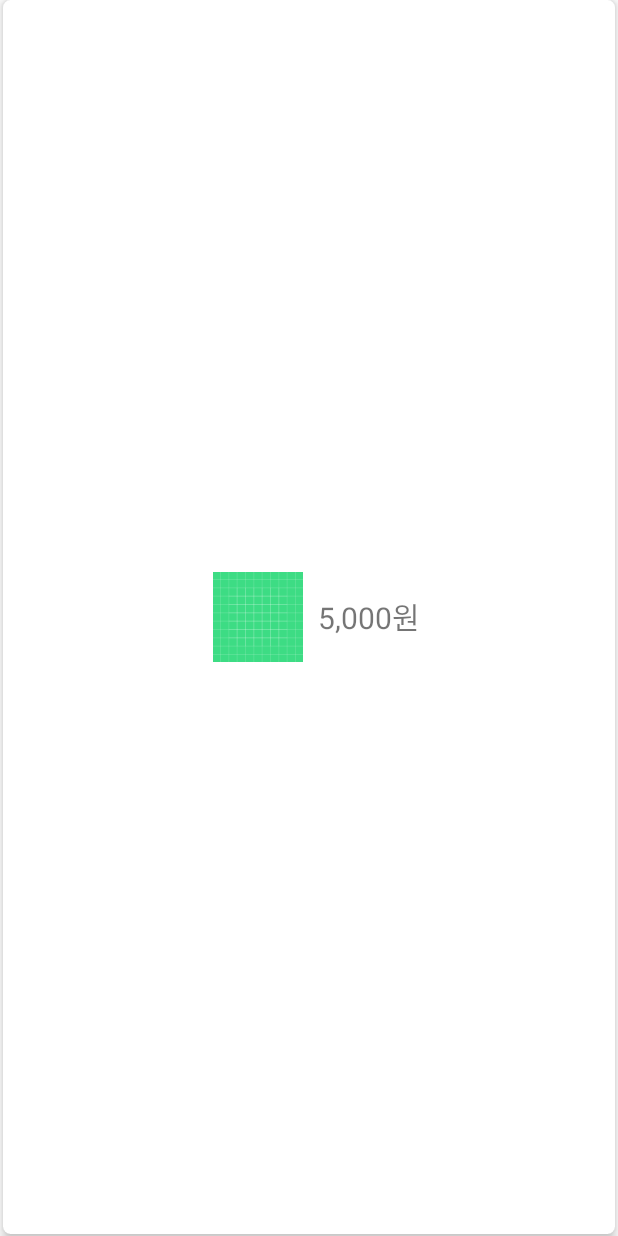
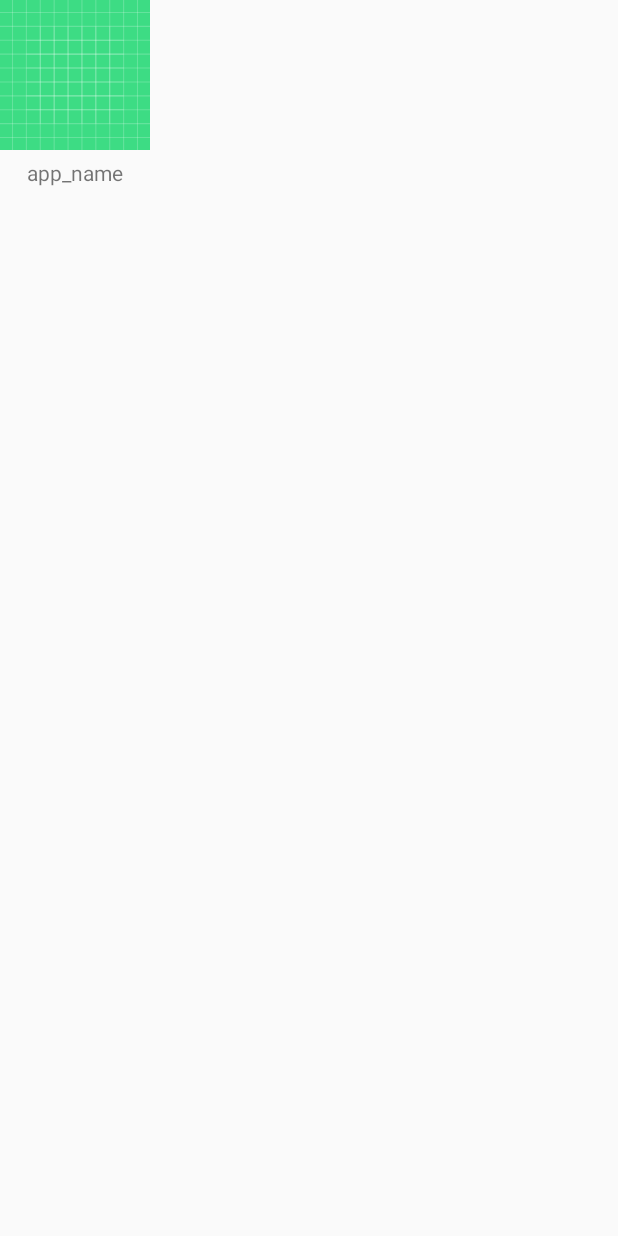
Before and after one commit to dangjundl/Launcher_RecyclerView, an Android app: the layout recycler_view_row.xml on its own in the app's theme, with its tools: preview values and no code run, on a phone screen of 412 x 824 dp. Run offline under Robolectric (Android 15) with nearby library versions, the phone set to English and light mode, and no system bars.

Commit message:
Edit xml

```diff
--- a/app/src/main/java/com/peng/launcherrecyclerviewhorizontal/MainActivity.java
+++ b/app/src/main/java/com/peng/launcherrecyclerviewhorizontal/MainActivity.java
@@ -23,7 +23,7 @@ public class MainActivity extends AppCompatActivity {
     RecyclerView mRecyclerView;
     RecyclerView.LayoutManager mLayoutManager;
     RadioGroup radioGroup;
-    int nums = 4;
+    int nums = 2;
 
     PackageManager myPackageManager;
     Button linebutton;
--- a/app/src/main/java/com/peng/launcherrecyclerviewhorizontal/MovieItemDecoration.java
+++ b/app/src/main/java/com/peng/launcherrecyclerviewhorizontal/MovieItemDecoration.java
@@ -17,7 +17,7 @@ public class MovieItemDecoration extends RecyclerView.ItemDecoration{
 
     public MovieItemDecoration(Context context) {
 
-        size10 = dpToPx(context, 5);
+        size10 = dpToPx(context, 10);
         size5 = dpToPx(context, 5);
     }
 
--- a/app/src/main/res/layout/activity_main.xml
+++ b/app/src/main/res/layout/activity_main.xml
@@ -66,6 +66,7 @@
 
 
     <androidx.recyclerview.widget.RecyclerView
+        android:backgroundTint="@color/white"
         android:id="@+id/recycler_view"
         android:layout_width="match_parent"
         android:layout_height="match_parent"
--- a/app/src/main/res/layout/recycler_view_row.xml
+++ b/app/src/main/res/layout/recycler_view_row.xml
@@ -1,46 +1,26 @@
 <?xml version="1.0" encoding="utf-8"?>
 
 
-<androidx.cardview.widget.CardView xmlns:android="http://schemas.android.com/apk/res/android"
-    android:layout_width="match_parent"
-    android:layout_height="match_parent"
-    xmlns:tools="http://schemas.android.com/tools"
+<LinearLayout xmlns:tools="http://schemas.android.com/tools"
     xmlns:app="http://schemas.android.com/apk/res-auto"
+    xmlns:android="http://schemas.android.com/apk/res/android"
+    android:layout_width="100dp"
+    android:layout_height="wrap_content"
+    android:orientation="vertical">
 
-    app:cardElevation="5dp"
-    app:cardCornerRadius="5dp"
-    android:layout_marginBottom="1dp"
-    android:layout_marginLeft="2dp"
-    android:layout_marginRight="2dp"
-    android:layout_marginStart="2dp"
-    android:layout_marginEnd="2dp"
-    >
-
-    <LinearLayout
-    android:gravity="center"
-        android:layout_width="match_parent"
-        android:layout_height="match_parent"
-        android:orientation="horizontal"
-        >
-
-        <ImageView
+     <ImageView
             android:id="@+id/iv_picture"
-            android:layout_width="60dp"
-            android:layout_height="60dp"
-            android:layout_gravity="center_vertical"
-            android:layout_margin="10dp"
-            tools:src="@drawable/ic_launcher_background"
-            />
+            android:layout_width="100dp"
+            android:layout_height="100dp"
+            tools:src="@drawable/ic_launcher_background"/>
 
         <TextView
             android:id="@+id/tv_price"
+            android:layout_marginTop="5dp"
+            android:layout_gravity="center"
+            android:singleLine="true"
             android:layout_width="wrap_content"
             android:layout_height="wrap_content"
-            android:layout_gravity="center_vertical"
-            android:textSize="20sp"
-            tools:text="5,000원"
-            />
+            tools:text="app_name" />
 
     </LinearLayout>
-
-</androidx.cardview.widget.CardView>
--- a/app/src/main/res/values/themes.xml
+++ b/app/src/main/res/values/themes.xml
@@ -1,6 +1,6 @@
 <resources xmlns:tools="http://schemas.android.com/tools">
     <!-- Base application theme. -->
-    <style name="Theme.LauncherRecyclerViewHorizontal" parent="Theme.MaterialComponents.DayNight.DarkActionBar">
+    <style name="Theme.LauncherRecyclerViewHorizontal" parent="Theme.AppCompat.Light">
         <!-- Primary brand color. -->
         <item name="colorPrimary">@color/purple_500</item>
         <item name="colorPrimaryVariant">@color/purple_700</item>
```
